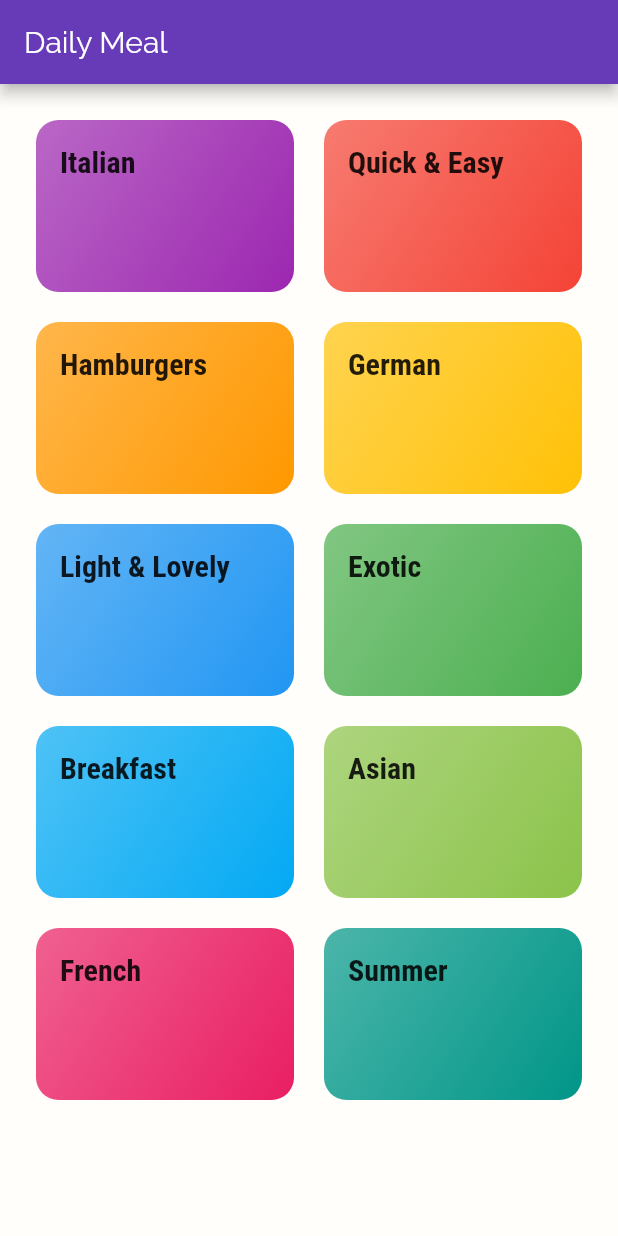
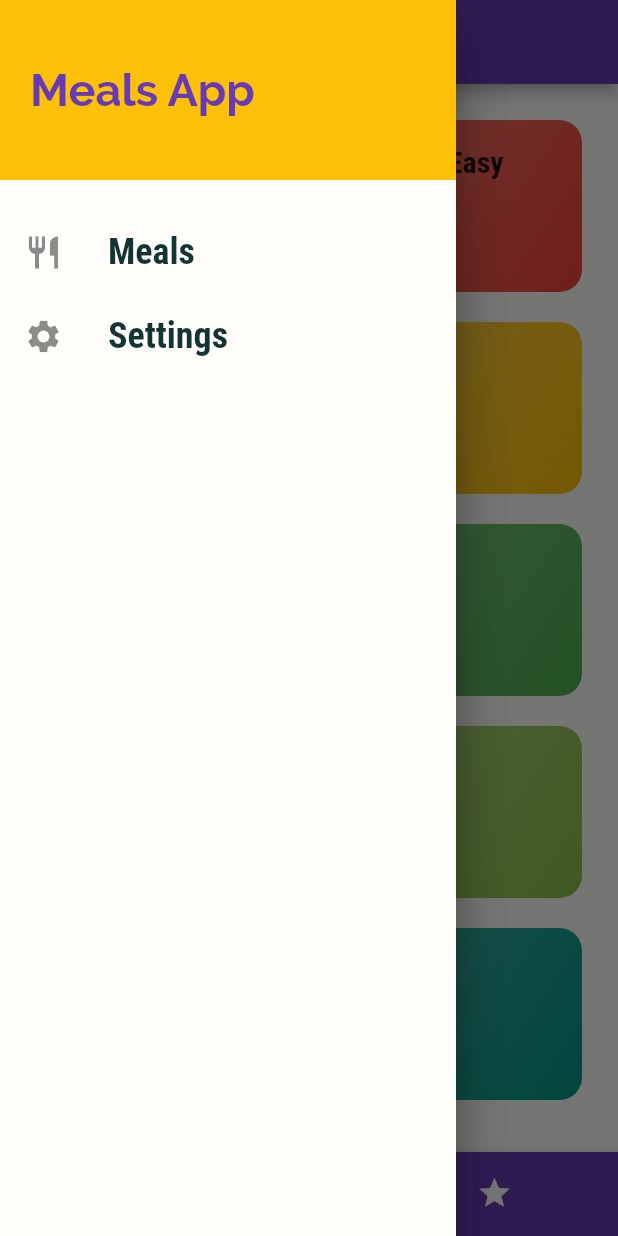
Before and after one commit to Mirzogolib/meal_app, a Flutter app: the screen it shows after launch, with the side drawer open (before the commit the screen has no drawer), on a phone screen of 412 x 824 dp. Run offline on Flutter 3.47's test engine with Material 2 defaults, Android fonts, the phone set to English and light mode, and no system bars.

Commit message:
project finished

```diff
--- a/lib/main.dart
+++ b/lib/main.dart
@@ -1,7 +1,12 @@
 import 'dart:io';
 
 import 'package:flutter/material.dart';
+import 'package:meals_app/dummy_data.dart';
+import 'package:meals_app/models/meal.dart';
 import 'package:meals_app/screens/meal_detail_screen.dart';
+import 'package:meals_app/screens/settings_screen.dart';
+import './screens/tabs_on_top_screen.dart';
+import './screens/tabs_screen.dart';
 
 import './screens/category_meals_screen.dart';
 import './tools/constants.dart';
@@ -9,7 +14,74 @@ import 'screens/categories_screen.dart';
 
 void main() => runApp(MyApp());
 
-class MyApp extends StatelessWidget {
+class MyApp extends StatefulWidget {
+  @override
+  _MyAppState createState() => _MyAppState();
+}
+
+class _MyAppState extends State<MyApp> {
+  Map<String, bool> _filters = {
+    'gluten': false,
+    'lactose': false,
+    'vegan': false,
+    'vegitarian': false
+  };
+
+  List<Meal> _availableMeals = DUMMY_MEALS;
+  List<Meal> _favourites = [];
+
+  void _setFilters(Map<String, bool> filterData) {
+    setState(() {
+      _filters = filterData;
+      _availableMeals = DUMMY_MEALS.where((element) {
+        if (_filters['gluten'] && !element.isGlutenFree) {
+          return false;
+        }
+        if (_filters['lactose'] && !element.isLactoseFree) {
+          return false;
+        }
+        if (_filters['vegan'] && !element.isVegan) {
+          return false;
+        }
+        if (_filters['vegitarian'] && !element.isVegetarian) {
+          return false;
+        }
+        //other cases --> _filters['gluten'] && element.isGlutenFree
+        return true;
+      }).toList();
+    });
+  }
+
+  void _toggleFavourite(String mealId) {
+    // indexWhere return 1 if true if false returns -1
+    // so in our case if element is not exist in favourites we will add to the list
+    // otherwise remove
+    //Returns the first index in the list that satisfies the provided [test].
+    ///
+// Searches the list from index [start] to the end of the list.
+// The first time an object o is encountered so that test(o) is true, the index of o is returned.
+
+    final exisingIndex =
+        _favourites.indexWhere((element) => element.id == mealId);
+    if (exisingIndex >= 0) {
+      //remove from the list that index item
+      setState(() {
+        _favourites.removeAt(exisingIndex);
+      });
+    } else {
+      //add to the list
+      setState(() {
+        _favourites.add(
+          DUMMY_MEALS.firstWhere((element) => element.id == mealId),
+        );
+      });
+    }
+  }
+
+  bool _isMealFavourite(String mealId){
+    return _favourites.any((element) => element.id == mealId);
+  }
+
   @override
   Widget build(BuildContext context) {
     return MaterialApp(
@@ -37,16 +109,19 @@ class MyApp extends StatelessWidget {
       //you can set initial route CHAR and default value is '/'
       // initialRoute: '/',
       routes: {
-        '/': (ctx) => CategoriesScreen(),
-        Constants.categoriesRoute: (ctx) => CategoryMealsScreen(),
-        Constants.mealsRoute: (ctx) => MealDetailScreen(),
+        Constants.mainRoute: (ctx) => TabsScreen(_favourites),
+        Constants.categoriesRoute: (ctx) =>
+            CategoryMealsScreen(_availableMeals),
+        Constants.mealsRoute: (ctx) => MealDetailScreen(_toggleFavourite, _isMealFavourite),
+        Constants.settingsRoute: (ctx) => SettingsScreen(_filters, _setFilters),
       },
-      onGenerateRoute: (settings){
+      onGenerateRoute: (settings) {
         print(settings.arguments);
-        return MaterialPageRoute(builder: (ctx)=> CategoriesScreen());
+        // return MaterialPageRoute(builder: (ctx)=> CategoriesScreen());
       },
-      onUnknownRoute: (settings){
-        return MaterialPageRoute(builder: (ctx)=> CategoriesScreen());
+      // on crash called (as 404 page does not exist)
+      onUnknownRoute: (settings) {
+        return MaterialPageRoute(builder: (ctx) => CategoriesScreen());
       },
     );
   }
--- a/lib/screens/categories_screen.dart
+++ b/lib/screens/categories_screen.dart
@@ -6,15 +6,12 @@ import '../widgets/category_item.dart';
 class CategoriesScreen extends StatelessWidget {
   @override
   Widget build(BuildContext context) {
-    return Scaffold(
-      appBar: AppBar(
-        title: const Text('Daily Meal'),
-      ),
-      body: GridView(
+    return GridView(
       padding: const EdgeInsets.all(24),
       children: DUMMY_CATEGORIES
           .map(
-              (category) => CategoryItem(category.id, category.title, category.color),
+            (category) =>
+                CategoryItem(category.id, category.title, category.color),
           )
           .toList(),
       gridDelegate: SliverGridDelegateWithMaxCrossAxisExtent(
@@ -23,7 +20,6 @@ class CategoriesScreen extends StatelessWidget {
         crossAxisSpacing: 20,
         mainAxisSpacing: 20,
       ),
-      ),
     );
   }
 }
--- /dev/null
+++ b/lib/screens/tabs_screen.dart
@@ -0,0 +1,65 @@
+import 'package:flutter/material.dart';
+import '../models/meal.dart';
+import '../widgets/my_drawer.dart';
+import './categories_screen.dart';
+import './favourites_screen.dart';
+
+class TabsScreen extends StatefulWidget {
+  final List<Meal> favourites;
+  TabsScreen(this.favourites);
+  @override
+  _TabsScreenState createState() => _TabsScreenState();
+}
+
+class _TabsScreenState extends State<TabsScreen> {
+  List<Map<String, Object>> _pages;
+  int _selectedPageIndex = 0;
+
+  @override
+  void initState() {
+    _pages = [
+    {'page': CategoriesScreen(), 'title': 'Categories'},
+    {'page': FavouritesScreen(widget.favourites), 'title': 'Your Favourites'},
+  ];
+    super.initState();
+  }
+
+  void _selectPage(int index) {
+    setState(() {
+      _selectedPageIndex = index;
+    });
+  }
+
+  @override
+  Widget build(BuildContext context) {
+    return Scaffold(
+      appBar: AppBar(
+        title: Text(_pages[_selectedPageIndex]['title']),
+      ),
+      drawer: Drawer(
+        child: MyDrawer(),
+      ),
+      body: _pages[_selectedPageIndex]['page'],
+      bottomNavigationBar: BottomNavigationBar(
+        onTap: _selectPage,
+        backgroundColor: Theme.of(context).primaryColor,
+        unselectedItemColor: Colors.white,
+        selectedItemColor: Theme.of(context).accentColor,
+        currentIndex: _selectedPageIndex,
+        type: BottomNavigationBarType.shifting,
+        items: [
+          BottomNavigationBarItem(
+            backgroundColor: Theme.of(context).primaryColor,
+            icon: Icon(Icons.category),
+            label: 'Categories',
+          ),
+          BottomNavigationBarItem(
+            backgroundColor: Theme.of(context).primaryColor,
+            icon: Icon(Icons.star),
+            label: 'Favourites',
+          )
+        ],
+      ),
+    );
+  }
+}
--- a/lib/tools/constants.dart
+++ b/lib/tools/constants.dart
@@ -1,4 +1,6 @@
-class Constants{
+class Constants {
+  static const mainRoute = '/';
   static const categoriesRoute = '/category-meals';
   static const mealsRoute = '/meal-info';
+  static const settingsRoute = '/settings';
 }
--- /dev/null
+++ b/lib/widgets/my_drawer.dart
@@ -0,0 +1,56 @@
+import 'package:flutter/material.dart';
+import 'package:meals_app/tools/constants.dart';
+
+class MyDrawer extends StatelessWidget {
+  Widget buildListTile(String title, IconData iconData, Function tapHandler) {
+    return ListTile(
+      leading: Icon(
+        iconData,
+        size: 26,
+      ),
+      title: Text(
+        title,
+        style: TextStyle(
+          fontFamily: 'RobotoCondensed',
+          fontSize: 24,
+          fontWeight: FontWeight.bold,
+        ),
+      ),
+      onTap: tapHandler,
+    );
+  }
+
+  @override
+  Widget build(BuildContext context) {
+    return Drawer(
+      child: Column(
+        children: [
+          Container(
+            height: 120,
+            width: double.infinity,
+            padding: EdgeInsets.all(20),
+            alignment: Alignment.centerLeft,
+            color: Theme.of(context).accentColor,
+            child: Text(
+              'Meals App',
+              style: TextStyle(
+                fontWeight: FontWeight.w700,
+                fontSize: 30,
+                color: Theme.of(context).primaryColor,
+              ),
+            ),
+          ),
+          SizedBox(
+            height: 20,
+          ),
+          buildListTile('Meals', Icons.restaurant, (){
+            Navigator.of(context).pushReplacementNamed(Constants.mainRoute);
+          }),
+          buildListTile('Settings', Icons.settings, (){
+            Navigator.of(context).pushReplacementNamed(Constants.settingsRoute);
+          }),
+        ],
+      ),
+    );
+  }
+}
```
Also changed, not shown: lib/screens/category_meals_screen.dart (+35 -7 lines), lib/screens/favourites_screen.dart (added, +39 -0 lines), lib/screens/meal_detail_screen.dart (+82 -5 lines), lib/screens/settings_screen.dart (added, +119 -0 lines), lib/screens/tabs_on_top_screen.dart (added, +36 -0 lines), lib/widgets/meal_item.dart (+15 -5 lines). Lines whose indentation alone changed are shown as unchanged.
